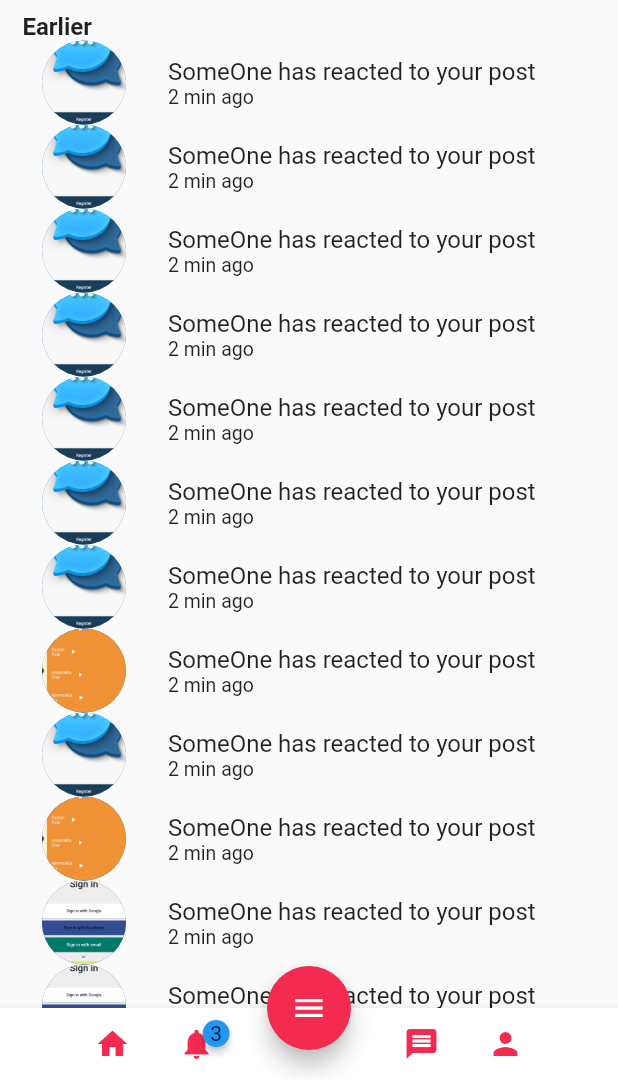
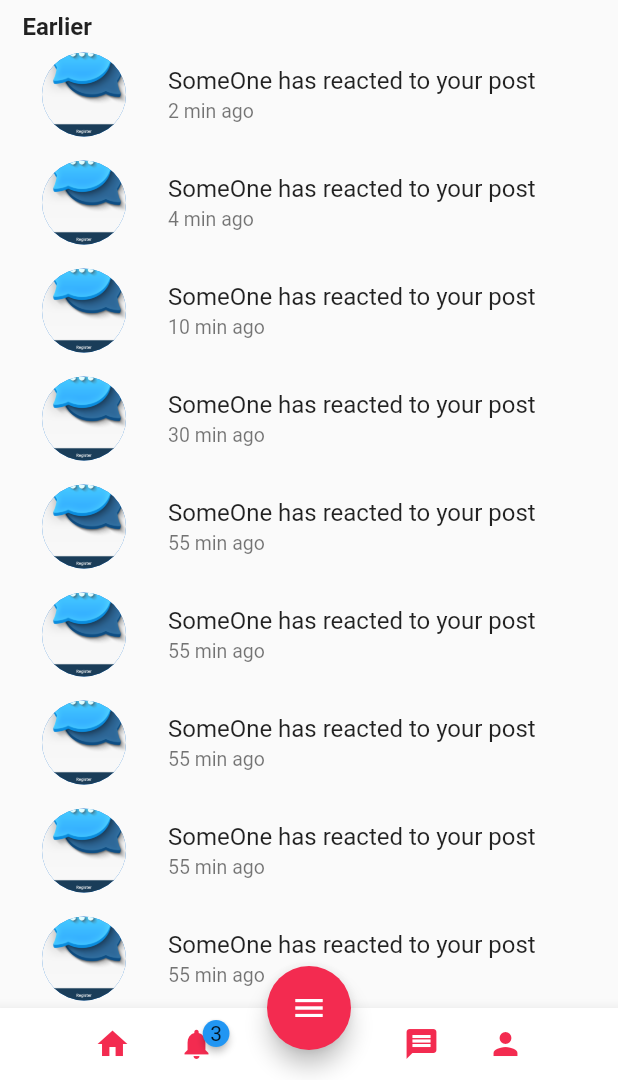
Before and after one commit to Asmaafci123/task1, a Flutter app: the screen it shows after launch, on a phone screen of 412 x 824 dp, the part 156-1236 px from its top. Run offline on Flutter 3.47's test engine with Material 2 defaults, Android fonts, the phone set to English and light mode, and no system bars; drawn by our look-alikes of badges; our stand-ins replace font_awesome_flutter.

Commit message:
first commit

```diff
--- a/lib/main.dart
+++ b/lib/main.dart
@@ -2,6 +2,7 @@ import 'package:flutter/cupertino.dart';
 import 'package:flutter/material.dart';
 import 'package:badges/badges.dart';
 import 'package:font_awesome_flutter/font_awesome_flutter.dart';
+
 
 void main() {
   runApp(MyApp());
@@ -60,18 +61,23 @@ class _NotificationPageState extends State<NotificationPage> {
                 ),
               //  SizedBox(height: 15,),
                 ListTile(
-                  leading: CircleAvatar(
-                      backgroundImage: AssetImage('assets/img2.png'),
-                     radius: 40,
-                    ),
+                  leading: Stack(
+                    children: [
+                      CircleAvatar(
+                        backgroundImage: AssetImage('assets/img2.png'),
+                        radius: 40,
+                      ),
+
+                    ],
+                  ),
                   title: Column(
                     crossAxisAlignment: CrossAxisAlignment.start,
                     children: [
                       Text('SomeOne has reacted to your post'),
-                      Text('2 min ago',style: TextStyle(fontSize: 13),),
+
                     ],
                   ),
-
+                  subtitle: Text('2 min ago',style: TextStyle(fontSize: 13),),
                 ),
                 ListTile(
                   leading: CircleAvatar(
@@ -82,10 +88,10 @@ class _NotificationPageState extends State<NotificationPage> {
                     crossAxisAlignment: CrossAxisAlignment.start,
                     children: [
                       Text('SomeOne has reacted to your post'),
-                      Text('2 min ago',style: TextStyle(fontSize: 13),),
+
                     ],
                   ),
-
+                  subtitle: Text('4 min ago',style: TextStyle(fontSize: 13),),
                 ),
                 ListTile(
                   leading: CircleAvatar(
@@ -96,23 +102,10 @@ class _NotificationPageState extends State<NotificationPage> {
                     crossAxisAlignment: CrossAxisAlignment.start,
                     children: [
                       Text('SomeOne has reacted to your post'),
-                      Text('2 min ago',style: TextStyle(fontSize: 13),),
+
                     ],
                   ),
-
-                ),ListTile(
-                  leading: CircleAvatar(
-                    backgroundImage: AssetImage('assets/img2.png'),
-                    radius: 40,
-                  ),
-                  title: Column(
-                    crossAxisAlignment: CrossAxisAlignment.start,
-                    children: [
-                      Text('SomeOne has reacted to your post'),
-                      Text('2 min ago',style: TextStyle(fontSize: 13),),
-                    ],
-                  ),
-
+                  subtitle: Text('10 min ago',style: TextStyle(fontSize: 13),),
                 ),
                 ListTile(
                   leading: CircleAvatar(
@@ -123,10 +116,10 @@ class _NotificationPageState extends State<NotificationPage> {
                     crossAxisAlignment: CrossAxisAlignment.start,
                     children: [
                       Text('SomeOne has reacted to your post'),
-                      Text('2 min ago',style: TextStyle(fontSize: 13),),
+
                     ],
                   ),
-
+                  subtitle: Text('30 min ago',style: TextStyle(fontSize: 13),),
                 ),
                 ListTile(
                   leading: CircleAvatar(
@@ -137,10 +130,10 @@ class _NotificationPageState extends State<NotificationPage> {
                     crossAxisAlignment: CrossAxisAlignment.start,
                     children: [
                       Text('SomeOne has reacted to your post'),
-                      Text('2 min ago',style: TextStyle(fontSize: 13),),
+
                     ],
                   ),
-
+                  subtitle: Text('55 min ago',style: TextStyle(fontSize: 13),),
                 ),
                 ListTile(
                   leading: CircleAvatar(
@@ -151,24 +144,10 @@ class _NotificationPageState extends State<NotificationPage> {
                     crossAxisAlignment: CrossAxisAlignment.start,
                     children: [
                       Text('SomeOne has reacted to your post'),
-                      Text('2 min ago',style: TextStyle(fontSize: 13),),
+
                     ],
                   ),
-
-                ),
-                ListTile(
-                  leading: CircleAvatar(
-                    backgroundImage: AssetImage('assets/img4.png'),
-                    radius: 40,
-                  ),
-                  title: Column(
-                    crossAxisAlignment: CrossAxisAlignment.start,
-                    children: [
-                      Text('SomeOne has reacted to your post'),
-                      Text('2 min ago',style: TextStyle(fontSize: 13),),
-                    ],
-                  ),
-
+                  subtitle: Text('55 min ago',style: TextStyle(fontSize: 13),),
                 ),
                 ListTile(
                   leading: CircleAvatar(
@@ -179,52 +158,10 @@ class _NotificationPageState extends State<NotificationPage> {
                     crossAxisAlignment: CrossAxisAlignment.start,
                     children: [
                       Text('SomeOne has reacted to your post'),
-                      Text('2 min ago',style: TextStyle(fontSize: 13),),
+
                     ],
                   ),
-
-                ),
-                ListTile(
-                  leading: CircleAvatar(
-                    backgroundImage: AssetImage('assets/img4.png'),
-                    radius: 40,
-                  ),
-                  title: Column(
-                    crossAxisAlignment: CrossAxisAlignment.start,
-                    children: [
-                      Text('SomeOne has reacted to your post'),
-                      Text('2 min ago',style: TextStyle(fontSize: 13),),
-                    ],
-                  ),
-
-                ),
-                ListTile(
-                  leading: CircleAvatar(
-                    backgroundImage: AssetImage('assets/img3.png'),
-                    radius: 40,
-                  ),
-                  title: Column(
-                    crossAxisAlignment: CrossAxisAlignment.start,
-                    children: [
-                      Text('SomeOne has reacted to your post'),
-                      Text('2 min ago',style: TextStyle(fontSize: 13),),
-                    ],
-                  ),
-
-                ),
-                ListTile(
-                  leading: CircleAvatar(
-                    backgroundImage: AssetImage('assets/img3.png'),
-                    radius: 40,
-                  ),
-                  title: Column(
-                    crossAxisAlignment: CrossAxisAlignment.start,
-                    children: [
-                      Text('SomeOne has reacted to your post'),
-                      Text('2 min ago',style: TextStyle(fontSize: 13),),
-                    ],
-                  ),
-
+                  subtitle: Text('55 min ago',style: TextStyle(fontSize: 13),),
                 ),
                 ListTile(
                   leading: CircleAvatar(
@@ -235,10 +172,10 @@ class _NotificationPageState extends State<NotificationPage> {
                     crossAxisAlignment: CrossAxisAlignment.start,
                     children: [
                       Text('SomeOne has reacted to your post'),
-                      Text('2 min ago',style: TextStyle(fontSize: 13),),
+
                     ],
                   ),
-
+                  subtitle: Text('55 min ago',style: TextStyle(fontSize: 13),),
                 ),
                 ListTile(
                   leading: CircleAvatar(
@@ -249,10 +186,10 @@ class _NotificationPageState extends State<NotificationPage> {
                     crossAxisAlignment: CrossAxisAlignment.start,
                     children: [
                       Text('SomeOne has reacted to your post'),
-                      Text('2 min ago',style: TextStyle(fontSize: 13),),
+
                     ],
                   ),
-
+                  subtitle: Text('55 min ago',style: TextStyle(fontSize: 13),),
                 ),
                 ListTile(
                   leading: CircleAvatar(
@@ -263,9 +200,10 @@ class _NotificationPageState extends State<NotificationPage> {
                     crossAxisAlignment: CrossAxisAlignment.start,
                     children: [
                       Text('SomeOne has reacted to your post'),
-                      Text('2 min ago',style: TextStyle(fontSize: 13),),
+
                     ],
                   ),
+                  subtitle: Text('55 min ago',style: TextStyle(fontSize: 13),),
                 ),
                 ListTile(
                   leading: CircleAvatar(
@@ -276,10 +214,80 @@ class _NotificationPageState extends State<NotificationPage> {
                     crossAxisAlignment: CrossAxisAlignment.start,
                     children: [
                       Text('SomeOne has reacted to your post'),
-                      Text('2 min ago',style: TextStyle(fontSize: 13),),
+
                     ],
                   ),
+                  subtitle: Text('55 min ago',style: TextStyle(fontSize: 13),),
+                ),
+                ListTile(
+                  leading: CircleAvatar(
+                    backgroundImage: AssetImage('assets/img2.png'),
+                    radius: 40,
+                  ),
+                  title: Column(
+                    crossAxisAlignment: CrossAxisAlignment.start,
+                    children: [
+                      Text('SomeOne has reacted to your post'),
 
+                    ],
+                  ),
+                  subtitle: Text('55 min ago',style: TextStyle(fontSize: 13),),
+                ),
+                ListTile(
+                  leading: CircleAvatar(
+                    backgroundImage: AssetImage('assets/img2.png'),
+                    radius: 40,
+                  ),
+                  title: Column(
+                    crossAxisAlignment: CrossAxisAlignment.start,
+                    children: [
+                      Text('SomeOne has reacted to your post'),
+
+                    ],
+                  ),
+                  subtitle: Text('2 min ago',style: TextStyle(fontSize: 13),),
+                ),
+                ListTile(
+                  leading: CircleAvatar(
+                    backgroundImage: AssetImage('assets/img2.png'),
+                    radius: 40,
+                  ),
+                  title: Column(
+                    crossAxisAlignment: CrossAxisAlignment.start,
+                    children: [
+                      Text('SomeOne has reacted to your post'),
+
+                    ],
+                  ),
+                  subtitle: Text('2 min ago',style: TextStyle(fontSize: 13),),
+                ),
+                ListTile(
+                  leading: CircleAvatar(
+                    backgroundImage: AssetImage('assets/img2.png'),
+                    radius: 40,
+                  ),
+                  title: Column(
+                    crossAxisAlignment: CrossAxisAlignment.start,
+                    children: [
+                      Text('SomeOne has reacted to your post'),
+
+                    ],
+                  ),
+                  subtitle: Text('2 min ago',style: TextStyle(fontSize: 13),),
+                ),
+                ListTile(
+                  leading: CircleAvatar(
+                    backgroundImage: AssetImage('assets/img2.png'),
+                    radius: 40,
+                  ),
+                  title: Column(
+                    crossAxisAlignment: CrossAxisAlignment.start,
+                    children: [
+                      Text('SomeOne has reacted to your post'),
+
+                    ],
+                  ),
+                  subtitle: Text('2 min ago',style: TextStyle(fontSize: 13),),
                 ),
           ]
           ),
--- a/pubspec.yaml
+++ b/pubspec.yaml
@@ -31,6 +31,7 @@ dependencies:
   curved_navigation_bar: ^1.0.1
   badges: ^2.0.1
   font_awesome_flutter: ^9.1.0
+  flutter_reaction_button: ^1.0.8
 
 dev_dependencies:
   flutter_test:
```
Also changed, not shown: pubspec.lock.
